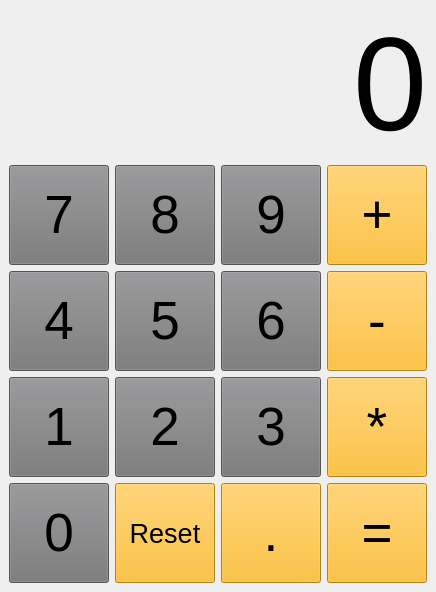
The window that SimpleCalculator/simplecalculator.ui (linx0911/QtExample) describes before a commit, drawn with Qt 5.
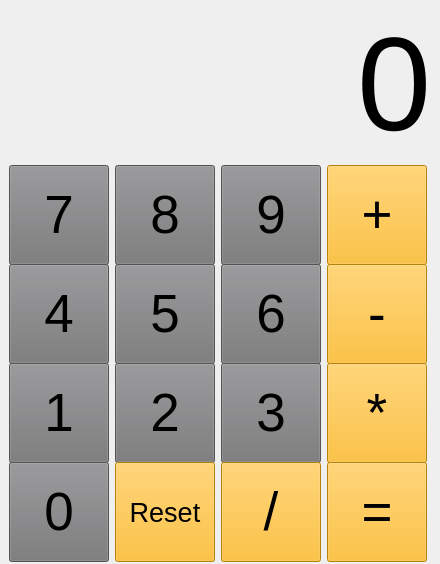
The same window after the commit.

Commit message: fix the window size and support divide operation

What changed in the file:
```diff
--- a/SimpleCalculator/simplecalculator.ui
+++ b/SimpleCalculator/simplecalculator.ui
@@ -6,14 +6,38 @@
    <rect>
     <x>0</x>
     <y>0</y>
-    <width>432</width>
-    <height>558</height>
+    <width>440</width>
+    <height>564</height>
    </rect>
   </property>
+  <property name="sizePolicy">
+   <sizepolicy hsizetype="Fixed" vsizetype="Fixed">
+    <horstretch>0</horstretch>
+    <verstretch>0</verstretch>
+   </sizepolicy>
+  </property>
+  <property name="minimumSize">
+   <size>
+    <width>440</width>
+    <height>564</height>
+   </size>
+  </property>
+  <property name="maximumSize">
+   <size>
+    <width>440</width>
+    <height>564</height>
+   </size>
+  </property>
   <property name="windowTitle">
    <string>SimpleCalculator</string>
   </property>
   <widget class="QWidget" name="centralwidget">
+   <property name="sizePolicy">
+    <sizepolicy hsizetype="Fixed" vsizetype="Fixed">
+     <horstretch>0</horstretch>
+     <verstretch>0</verstretch>
+    </sizepolicy>
+   </property>
    <layout class="QVBoxLayout" name="verticalLayout_2">
     <item>
      <layout class="QVBoxLayout" name="verticalLayout">
@@ -338,7 +362,7 @@
 </string>
           </property>
           <property name="text">
-           <string>.</string>
+           <string>/</string>
           </property>
          </widget>
         </item>
```
Left out of the diff: 2 changed lines with no effect on the pictures. The commit also changes 2 other files.
